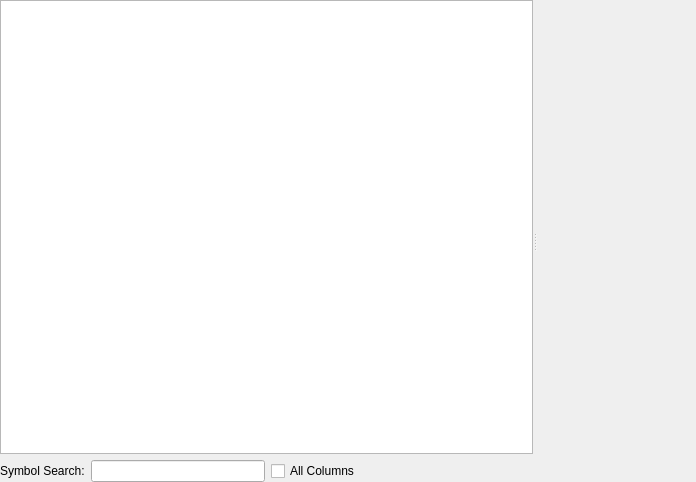
First picture: the form in src/gdxviewer/gdxviewer.ui, repository GAMS-dev/studio, before the edit.
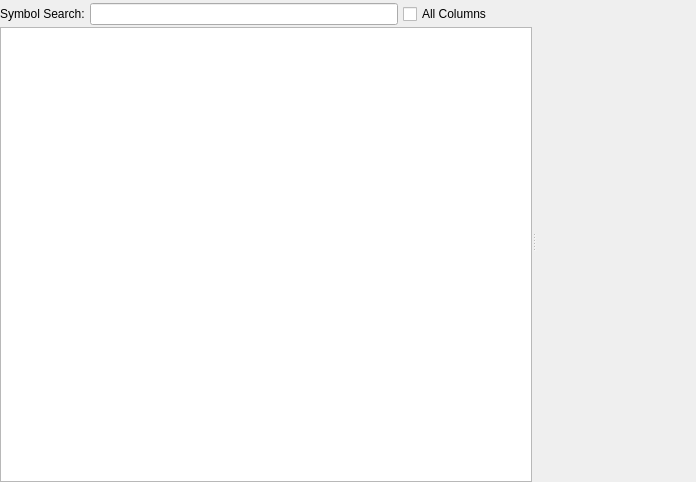
Second picture: the form after the edit. Custom widgets are drawn as their Qt base class.

Commit message: improved gdx layout, moved buttons/fields to top, pixel matching, fixed #819, fixed #1026

Diff of the .ui file:
```diff
--- a/src/gdxviewer/gdxviewer.ui
+++ b/src/gdxviewer/gdxviewer.ui
@@ -36,6 +36,68 @@
      </property>
      <widget class="QWidget" name="layoutWidget">
       <layout class="QVBoxLayout" name="verticalLayout">
+       <property name="spacing">
+        <number>2</number>
+       </property>
+       <property name="topMargin">
+        <number>3</number>
+       </property>
+       <property name="bottomMargin">
+        <number>0</number>
+       </property>
+       <item>
+        <layout class="QHBoxLayout" name="horizontalLayout">
+         <property name="spacing">
+          <number>5</number>
+         </property>
+         <item>
+          <widget class="QLabel" name="label">
+           <property name="text">
+            <string>Symbol Search:</string>
+           </property>
+          </widget>
+         </item>
+         <item>
+          <widget class="QLineEdit" name="lineEdit">
+           <property name="minimumSize">
+            <size>
+             <width>100</width>
+             <height>0</height>
+            </size>
+           </property>
+           <property name="toolTip">
+            <string>&lt;html&gt;&lt;head/&gt;&lt;body&gt;&lt;p&gt;Search the symbol table using a &lt;span style=&quot; font-weight:600;&quot;&gt;wildcard &lt;/span&gt;syntax. The &lt;span style=&quot; font-weight:600;&quot;&gt;All Columns&lt;/span&gt; checkbox can be used to toggle between searching in the &lt;span style=&quot; font-weight:600;&quot;&gt;Name&lt;/span&gt; column only or in all columns.&lt;/p&gt;&lt;/body&gt;&lt;/html&gt;</string>
+           </property>
+          </widget>
+         </item>
+         <item>
+          <widget class="QCheckBox" name="cbToggleSearch">
+           <property name="toolTip">
+            <string>&lt;html&gt;&lt;head/&gt;&lt;body&gt;&lt;p&gt;Toggle between searching in the &lt;span style=&quot; font-weight:600;&quot;&gt;Name &lt;/span&gt;column only or in all columns.&lt;/p&gt;&lt;/body&gt;&lt;/html&gt;</string>
+           </property>
+           <property name="text">
+            <string>All Columns</string>
+           </property>
+          </widget>
+         </item>
+         <item>
+          <spacer name="horizontalSpacer">
+           <property name="orientation">
+            <enum>Qt::Horizontal</enum>
+           </property>
+           <property name="sizeType">
+            <enum>QSizePolicy::Preferred</enum>
+           </property>
+           <property name="sizeHint" stdset="0">
+            <size>
+             <width>40</width>
+             <height>20</height>
+            </size>
+           </property>
+          </spacer>
+         </item>
+        </layout>
+       </item>
        <item>
         <widget class="QTableView" name="tvSymbols">
          <property name="sizePolicy">
@@ -75,51 +137,10 @@
           <bool>false</bool>
          </attribute>
          <attribute name="verticalHeaderDefaultSectionSize">
-          <number>22</number>
+          <number>31</number>
          </attribute>
         </widget>
        </item>
-       <item>
-        <layout class="QHBoxLayout" name="horizontalLayout">
-         <item>
-          <widget class="QLabel" name="label">
-           <property name="text">
-            <string>Symbol Search:</string>
-           </property>
-          </widget>
-         </item>
-         <item>
-          <widget class="QLineEdit" name="lineEdit">
-           <property name="toolTip">
-            <string>&lt;html&gt;&lt;head/&gt;&lt;body&gt;&lt;p&gt;Search the symbol table using a &lt;span style=&quot; font-weight:600;&quot;&gt;wildcard &lt;/span&gt;syntax. The &lt;span style=&quot; font-weight:600;&quot;&gt;All Columns&lt;/span&gt; checkbox can be used to toggle between searching in the &lt;span style=&quot; font-weight:600;&quot;&gt;Name&lt;/span&gt; column only or in all columns.&lt;/p&gt;&lt;/body&gt;&lt;/html&gt;</string>
-           </property>
-          </widget>
-         </item>
-         <item>
-          <widget class="QCheckBox" name="cbToggleSearch">
-           <property name="toolTip">
-            <string>&lt;html&gt;&lt;head/&gt;&lt;body&gt;&lt;p&gt;Toggle between searching in the &lt;span style=&quot; font-weight:600;&quot;&gt;Name &lt;/span&gt;column only or in all columns.&lt;/p&gt;&lt;/body&gt;&lt;/html&gt;</string>
-           </property>
-           <property name="text">
-            <string>All Columns</string>
-           </property>
-          </widget>
-         </item>
-         <item>
-          <spacer name="horizontalSpacer">
-           <property name="orientation">
-            <enum>Qt::Horizontal</enum>
-           </property>
-           <property name="sizeHint" stdset="0">
-            <size>
-             <width>40</width>
-             <height>20</height>
-            </size>
-           </property>
-          </spacer>
-         </item>
-        </layout>
-       </item>
       </layout>
      </widget>
      <widget class="GdxSymbolView" name="widget" native="true"/>
```
Left out of the diff: 3 changed lines with no effect on the pictures. The commit also changes 1 other file.
